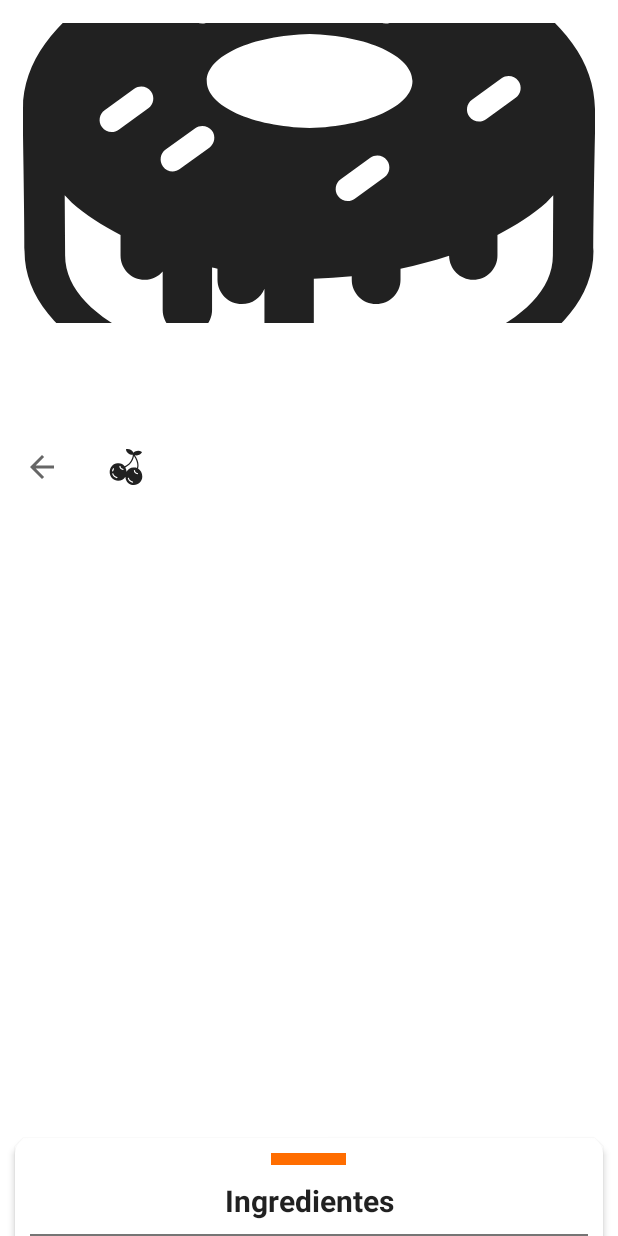
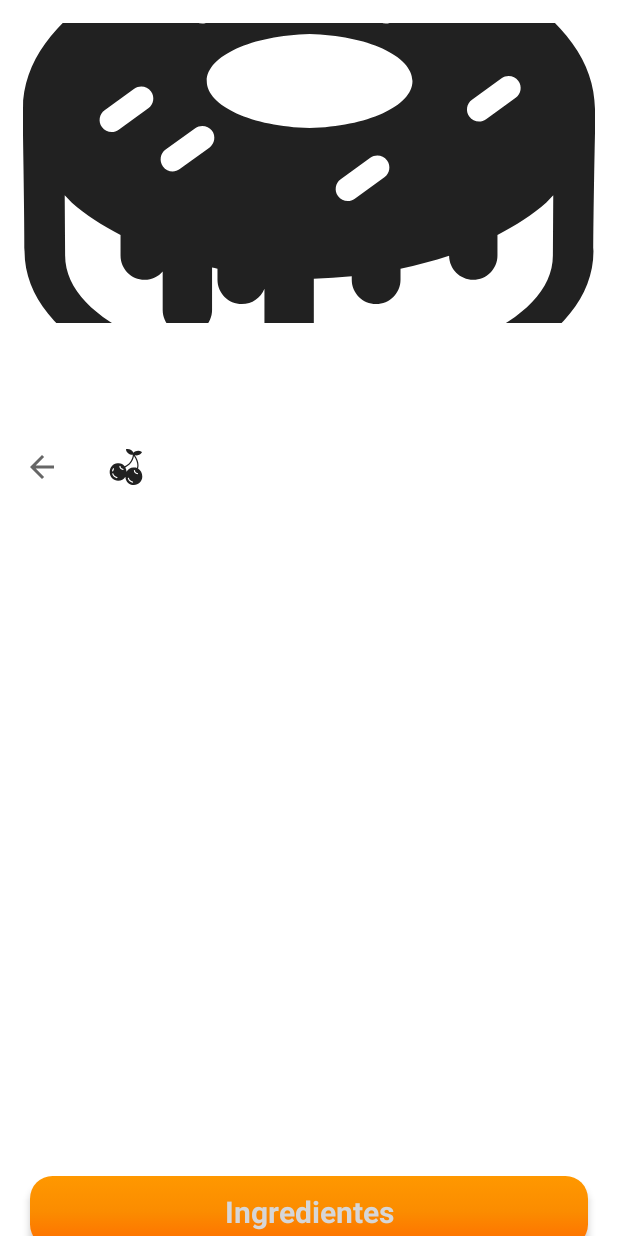
Before and after one commit to CaioProgramming/Cuccina, an Android app: the StartrecipeActivity screen opened directly, with no data from a screen before it, on a phone screen of 412 x 824 dp. Run offline under Robolectric (Android 15) with nearby library versions, the phone set to English and light mode, and no system bars; our stand-ins replace Firebase (no records; nobody signed in at launch, a user with empty details on screens opened directly), data binding; libraries missing offline, so code that uses them is left out: de.mateware.snacky; plain views replace EmojiTextView; Roboto replaces fonts that are not available here; 8 statements that could not run were skipped.

Commit message:
This commit will make a few fixes on ui.

```diff
--- a/app/src/main/java/com/inlustris/cuccina/MainActivity.kt
+++ b/app/src/main/java/com/inlustris/cuccina/MainActivity.kt
@@ -115,7 +115,7 @@ class MainActivity : AppCompatActivity(), SearchView.OnQueryTextListener, ModelL
                         .build(), RC_SIGN_IN)
             }.show()
         } else {
-            nav_view.setCheckedItem(R.id.nav_home)
+            nav_view.getChildAt(0).isSelected = true
             val header: View = nav_view.getHeaderView(0)
             val usertxt: TextView = header.findViewById(R.id.username)
             usertxt.text = user!!.displayName
--- a/app/src/main/java/com/inlustris/cuccina/adapters/RecycleIngredientsAdapter.kt
+++ b/app/src/main/java/com/inlustris/cuccina/adapters/RecycleIngredientsAdapter.kt
@@ -20,7 +20,6 @@ class RecycleIngredientsAdapter(private val activity: Activity, private val ingr
     override fun onBindViewHolder(holder: IngredientViewHolder, position: Int) {
         val ingredient = ingredientList[position]
         holder.ingredientCardBinding.ingrediente.text = Html.fromHtml("<b>${ingredient.quantidade} ${ingredient.medidas}</b> ${ingredient.ingrediente}")
-
     }
 
 
--- a/app/src/main/res/layout/activity_startrecipe.xml
+++ b/app/src/main/res/layout/activity_startrecipe.xml
@@ -111,21 +111,29 @@
             android:layout_below="@id/toolbar"
             app:layout_behavior="com.google.android.material.appbar.AppBarLayout$ScrollingViewBehavior" />
 
-        <com.google.android.material.card.MaterialCardView
-            android:layout_margin="10dp"
-            android:id="@+id/bottomSheet"
+        <LinearLayout
             android:layout_width="match_parent"
             android:layout_height="wrap_content"
-            app:behavior_peekHeight="75dp"
-            app:cardCornerRadius="10dp"
-            app:cardElevation="3dp"
+            android:padding="10dp"
+            app:behavior_peekHeight="60dp"
             app:layout_behavior="com.google.android.material.bottomsheet.BottomSheetBehavior">
 
-            <include
-                android:id="@+id/ingredientsSheet"
-                layout="@layout/ingredients_bottom_sheet" />
+            <com.google.android.material.card.MaterialCardView
+                android:id="@+id/bottomSheet"
+                android:layout_width="match_parent"
+                android:layout_height="wrap_content"
+                android:layout_margin="10dp"
+                app:cardCornerRadius="15dp"
+                app:cardElevation="3dp">
 
-        </com.google.android.material.card.MaterialCardView>
+                <include
+                    android:id="@+id/ingredientsSheet"
+                    layout="@layout/ingredients_bottom_sheet" />
+
+            </com.google.android.material.card.MaterialCardView>
+
+        </LinearLayout>
+
 
     </androidx.coordinatorlayout.widget.CoordinatorLayout>
 </layout>
--- a/app/src/main/res/layout/ingredients_bottom_sheet.xml
+++ b/app/src/main/res/layout/ingredients_bottom_sheet.xml
@@ -4,18 +4,13 @@
     <LinearLayout
         android:layout_width="match_parent"
         android:layout_height="wrap_content"
-        android:orientation="vertical"
-        android:padding="10dp">
+        android:orientation="vertical">
 
 
-        <View
-            android:layout_height="8dp"
-            android:layout_gravity="center"
-            android:layout_width="50dp"
-            android:background="@color/colorAccent" />
 
         <TextView
-            android:background="@drawable/bottom_line"
+            android:background="@drawable/ing_gradient"
+            android:textColor="@color/white"
             android:padding="10dp"
             android:textAlignment="center"
             android:textStyle="bold"
@@ -27,8 +22,7 @@
         <androidx.recyclerview.widget.RecyclerView
             android:id="@+id/ingredientsRecycler"
             android:layout_width="match_parent"
-            android:layout_height="wrap_content"
-            android:padding="10dp" />
+            android:layout_height="wrap_content" />
     </LinearLayout>
 
 </layout>
```
Also changed, not shown: app/src/main/res/layout/ingredient_card.xml (+18 -8 lines).
